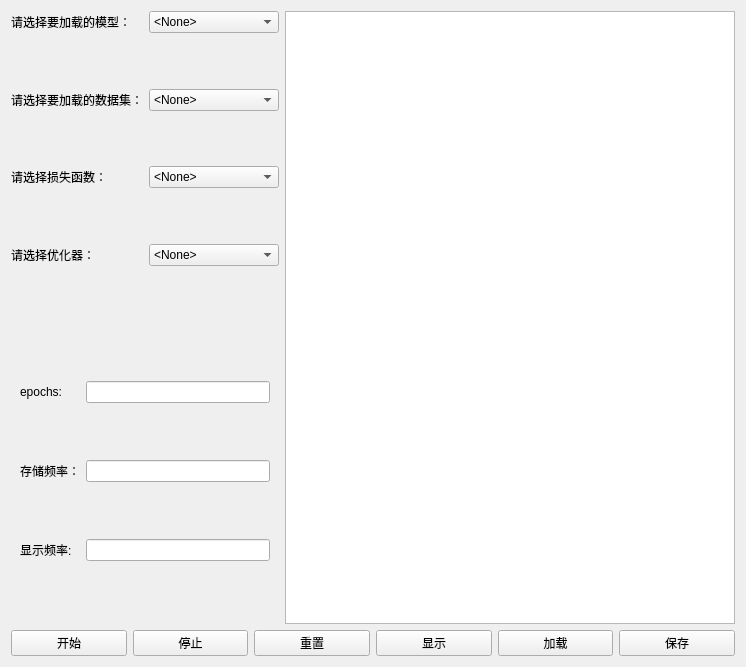
Before: the Qt Designer form UI_TrainWindow.ui in SoHardToMakeAName/LEGOTorch, drawn with Qt 5.
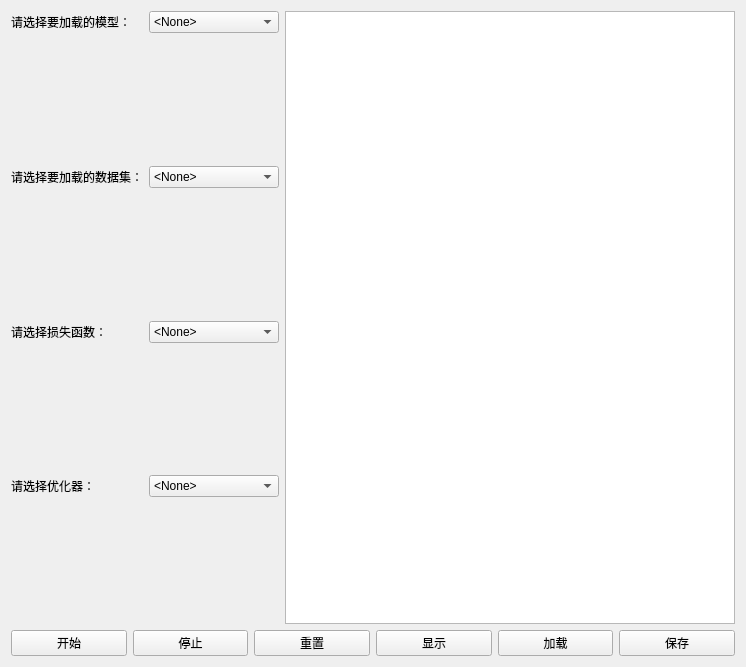
After: the same form once the commit is applied.

```diff
--- a/UI_TrainWindow.ui
+++ b/UI_TrainWindow.ui
@@ -269,40 +269,7 @@
       </layout>
      </item>
      <item row="1" column="0" colspan="2">
-      <widget class="QWidget" name="widget_5" native="true">
-       <layout class="QGridLayout" name="gridLayout_8">
-        <item row="0" column="0">
-         <widget class="QLabel" name="label_5">
-          <property name="text">
-           <string>epochs:</string>
-          </property>
-         </widget>
-        </item>
-        <item row="0" column="1">
-         <widget class="QLineEdit" name="epochs"/>
-        </item>
-        <item row="1" column="1">
-         <widget class="QLineEdit" name="save_every"/>
-        </item>
-        <item row="2" column="1">
-         <widget class="QLineEdit" name="show_every"/>
-        </item>
-        <item row="2" column="0">
-         <widget class="QLabel" name="label_7">
-          <property name="text">
-           <string>显示频率:</string>
-          </property>
-         </widget>
-        </item>
-        <item row="1" column="0">
-         <widget class="QLabel" name="label_6">
-          <property name="text">
-           <string>存储频率：</string>
-          </property>
-         </widget>
-        </item>
-       </layout>
-      </widget>
+      <layout class="QGridLayout" name="bottom_layout"/>
      </item>
     </layout>
    </item>
```
Left out of the diff: 6 changed lines with no effect on the pictures.
